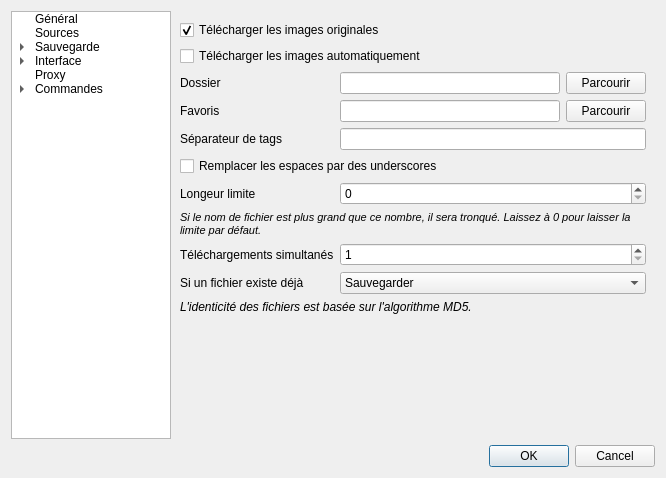
XanderMld/imgbrd-grabber, file ui/optionswindow.ui: the form before one commit.
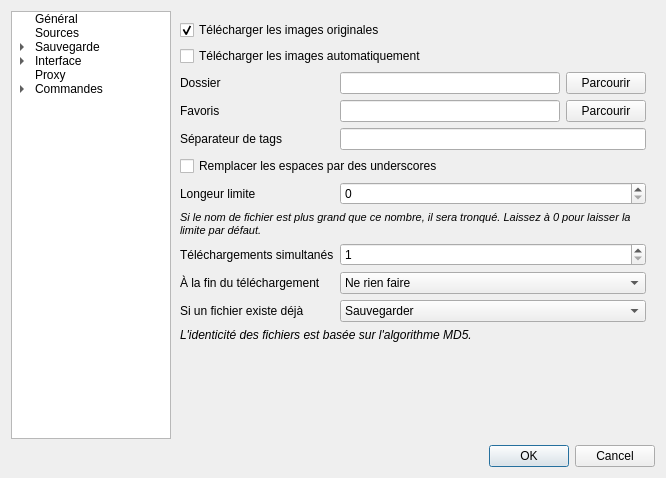
The form after the commit. The open tabs and pages were chosen to show the change. Icons and pictures are not drawn.

Commit message: Changed get all limit from 1000 to 200. Fixed compilation on gcc. Added end of batch setting to the option window.

```diff
--- a/ui/optionswindow.ui
+++ b/ui/optionswindow.ui
@@ -710,21 +710,21 @@
            </property>
           </widget>
          </item>
-         <item row="9" column="0">
+         <item row="10" column="0">
           <widget class="QLabel" name="label_19">
            <property name="text">
             <string>Si un fichier existe déjà</string>
            </property>
           </widget>
          </item>
-         <item row="10" column="0" colspan="2">
+         <item row="11" column="0" colspan="2">
           <widget class="QLabel" name="label_21">
            <property name="text">
             <string>&lt;i&gt;L'identicité des fichiers est basée sur l'algorithme MD5.&lt;/i&gt;</string>
            </property>
           </widget>
          </item>
-         <item row="9" column="1">
+         <item row="10" column="1">
           <widget class="QComboBox" name="comboMd5Duplicates">
            <property name="currentIndex">
             <number>0</number>
@@ -751,6 +751,42 @@
            </item>
           </widget>
          </item>
+         <item row="9" column="0">
+          <widget class="QLabel" name="label_83">
+           <property name="text">
+            <string>À la fin du téléchargement</string>
+           </property>
+          </widget>
+         </item>
+         <item row="9" column="1">
+          <widget class="QComboBox" name="comboBatchEnd">
+           <item>
+            <property name="text">
+             <string>Ne rien faire</string>
+            </property>
+           </item>
+           <item>
+            <property name="text">
+             <string>Fermer la fenêtre</string>
+            </property>
+           </item>
+           <item>
+            <property name="text">
+             <string>Ouvrir le lecteur CD</string>
+            </property>
+           </item>
+           <item>
+            <property name="text">
+             <string>Jouer un son</string>
+            </property>
+           </item>
+           <item>
+            <property name="text">
+             <string>Éteindre</string>
+            </property>
+           </item>
+          </widget>
+         </item>
         </layout>
        </widget>
        <widget class="QWidget" name="pageSaveFilenames">
```
Left out of the diff: 13 changed lines with no effect on the pictures. The commit also changes 8 other files.
